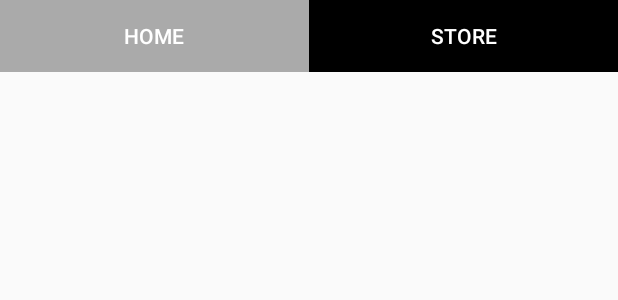
After one commit to cebed/DAT256-TeamProject, an Android app: the layout activity_main2.xml on its own in the app's theme, with its tools: preview values and no code run, on a phone screen of 412 x 824 dp. The commit adds this screen. Shown: the top 300 px of the screen. Run offline under Robolectric (Android 15) with nearby library versions, the phone set to English and light mode, and no system bars.

Commit message:
Added XML,new activity for open store.

```diff
--- a/app/src/main/res/layout/activity_main.xml
+++ b/app/src/main/res/layout/activity_main.xml
@@ -28,7 +28,7 @@
             android:layout_height="wrap_content"
             android:layout_weight="0.5"
             android:text="@string/home"
-            android:background="@android:color/black"
+            android:background="@android:color/background_dark"
             android:textColor="@android:color/white"
             style="?android:attr/borderlessButtonStyle"
             />
--- /dev/null
+++ b/app/src/main/res/layout/activity_main2.xml
@@ -0,0 +1,38 @@
+<?xml version="1.0" encoding="utf-8"?>
+<android.support.constraint.ConstraintLayout xmlns:android="http://schemas.android.com/apk/res/android"
+    xmlns:app="http://schemas.android.com/apk/res-auto"
+    xmlns:tools="http://schemas.android.com/tools"
+    android:layout_width="match_parent"
+    android:layout_height="match_parent"
+    tools:context=".Main2Activity">
+
+    <LinearLayout
+        android:layout_width="match_parent"
+        android:layout_height="wrap_content"
+        android:layout_alignParentBottom="true"
+        android:orientation="horizontal">
+
+    <Button
+        android:id="@+id/button3"
+        android:layout_width="0dp"
+        android:layout_height="wrap_content"
+        android:layout_weight="0.5"
+        android:text="@string/home"
+        android:background="@android:color/darker_gray"
+        android:textColor="@android:color/white"
+        style="?android:attr/borderlessButtonStyle"
+        />
+
+    <Button
+        android:id="@+id/button2"
+        android:layout_width="0dp"
+        android:layout_height="wrap_content"
+        android:layout_weight="0.5"
+        android:text="@string/store"
+        android:background="@android:color/black"
+        android:textColor="@android:color/white"
+        style="?android:attr/borderlessButtonStyle"
+        />
+</LinearLayout>
+
+</android.support.constraint.ConstraintLayout>
```
Also changed, not shown: app/src/main/AndroidManifest.xml (+7 -0 lines), app/src/main/java/com/semcon/oil/carpoc/Main2Activity.java (added, +32 -0 lines), app/src/main/java/com/semcon/oil/carpoc/MainActivity.java (+19 -1 lines).
